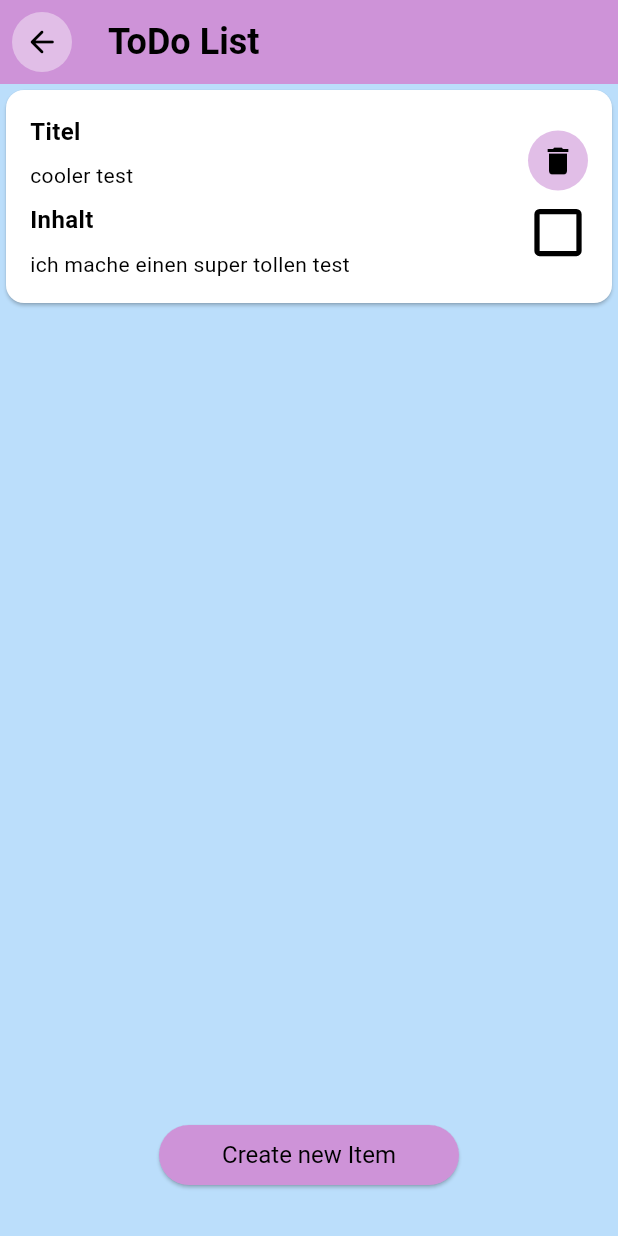
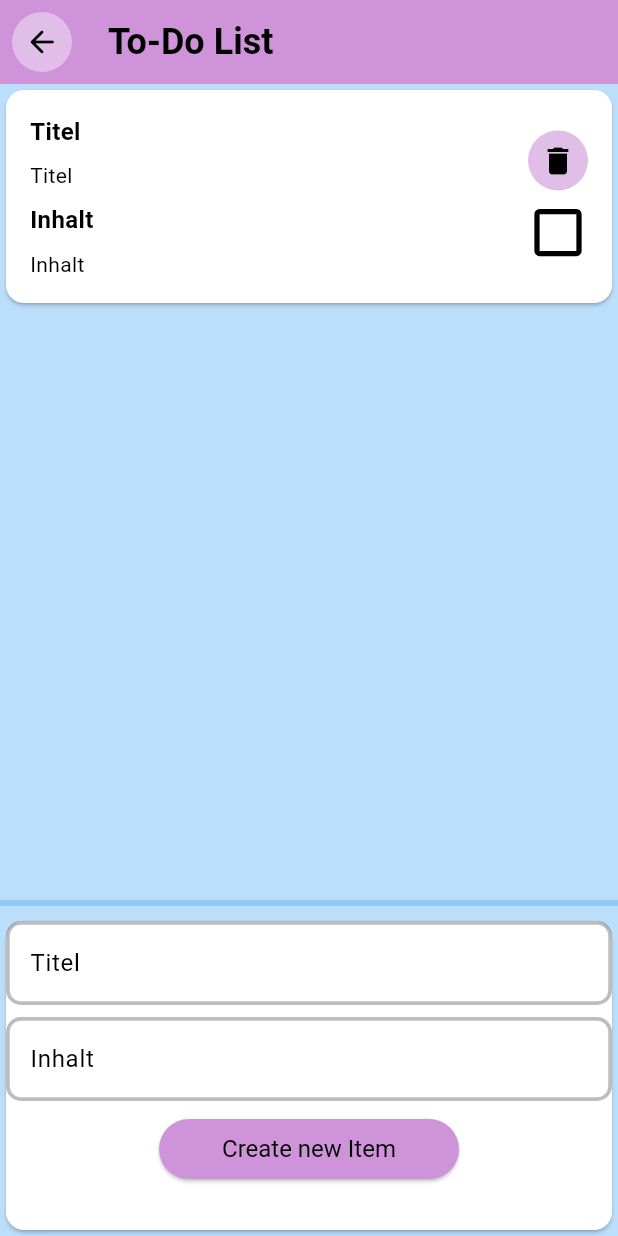
Before and after one commit to sanriodev/aandm, a Flutter app: the ToDoScreen screen opened directly, after a tap on "Create new Item", on a phone screen of 412 x 824 dp. Run offline on Flutter 3.47's test engine with Material 3 defaults, Android fonts, the phone set to English and light mode, and no system bars; our stand-ins replace fluttertoast, hive; accounts and stored records are empty.

Commit message:
feat: to do list

```diff
--- a/lib/constants/theme.dart
+++ b/lib/constants/theme.dart
@@ -38,4 +38,18 @@ ThemeData appTheme = ThemeData(
       backgroundColor: WidgetStatePropertyAll(Colors.purple[100]),
     ),
   ),
+  inputDecorationTheme: InputDecorationTheme(
+    border: OutlineInputBorder(
+      borderRadius: BorderRadius.circular(10),
+      borderSide: const BorderSide(color: Colors.black26, width: 2.5),
+    ),
+    focusedBorder: OutlineInputBorder(
+      borderRadius: BorderRadius.circular(10),
+      borderSide: const BorderSide(color: Colors.black45, width: 2.5),
+    ),
+    enabledBorder: OutlineInputBorder(
+      borderRadius: BorderRadius.circular(10),
+      borderSide: const BorderSide(color: Colors.black26, width: 2.5),
+    ),
+  ),
 );
--- a/lib/models/adapter/task_adapter.dart
+++ b/lib/models/adapter/task_adapter.dart
@@ -9,7 +9,6 @@ class TaskAdapter extends TypeAdapter<Task> {
   Task read(BinaryReader reader) {
     return Task(
       title: reader.readString(),
-      description: reader.readString(),
       content: reader.readString(),
       isDone: reader.readBool(),
     );
@@ -18,7 +17,6 @@ class TaskAdapter extends TypeAdapter<Task> {
   @override
   void write(BinaryWriter writer, Task obj) {
     writer.writeString(obj.title);
-    writer.writeString(obj.description ?? '');
     writer.writeString(obj.content);
     writer.writeBool(obj.isDone);
   }
--- a/lib/models/task.dart
+++ b/lib/models/task.dart
@@ -11,12 +11,5 @@ class Task {
   @HiveField(2)
   bool isDone;
 
-  @HiveField(3)
-  String? description;
-
-  Task(
-      {required this.title,
-      required this.content,
-      required this.isDone,
-      this.description});
+  Task({required this.title, required this.content, required this.isDone});
 }
--- a/lib/screens/to_do_screen.dart
+++ b/lib/screens/to_do_screen.dart
@@ -11,6 +11,9 @@ class ToDoScreen extends StatefulWidget {
 
 class _ToDoScreenState extends State<ToDoScreen> {
   List<Task> tasks = [];
+  String title = 'Titel';
+  String content = 'Inhalt';
+
   @override
   void initState() {
     setState(() {
@@ -130,7 +133,7 @@ class _ToDoScreenState extends State<ToDoScreen> {
   Widget build(BuildContext context) {
     return Scaffold(
       appBar: AppBar(
-        title: const Text("ToDo List",
+        title: const Text("To-Do List",
             style: TextStyle(
                 color: Colors.black,
                 fontSize: 24,
@@ -150,19 +153,54 @@ class _ToDoScreenState extends State<ToDoScreen> {
       body: Column(
         children: <Widget>[
           Expanded(child: getAllListItems()),
+          Divider(
+            thickness: 4,
+            color: Colors.blue[200],
+          ),
+          Align(
+            alignment: Alignment.bottomCenter,
+            child: Card(
+              child: Column(
+                children: [
+                  Padding(
+                      padding: const EdgeInsets.only(bottom: 8),
+                      child: TextField(
+                        controller: TextEditingController(text: title),
+                        onChanged: (value) {
+                          title = value;
+                        },
+                        onTap: () {
+                          setState(() {
+                            title = '';
+                          });
+                        },
+                      )),
+                  Padding(
+                      padding: const EdgeInsets.only(bottom: 8),
+                      child: TextField(
+                        controller: TextEditingController(text: content),
+                        onChanged: (value) {
+                          content = value;
+                        },
+                        onTap: () {
+                          setState(() {
+                            content = '';
+                          });
+                        },
+                      )),
                   Padding(
                     padding: const EdgeInsets.only(bottom: 30),
-            child: Align(
-                alignment: Alignment.bottomCenter,
                     child: ElevatedButton(
                         onPressed: () {
                           createNewItem(Task(
-                          title: 'cooler test',
-                          content: 'ich mache einen super tollen test',
-                          isDone: false));
+                              title: title, content: content, isDone: false));
                         },
-                    child: const Text("Create new Item"))),
+                        child: const Text("Create new Item")),
                   )
+                ],
+              ),
+            ),
+          ),
         ],
       ),
     );
```
Lines whose indentation alone changed are shown as unchanged.
